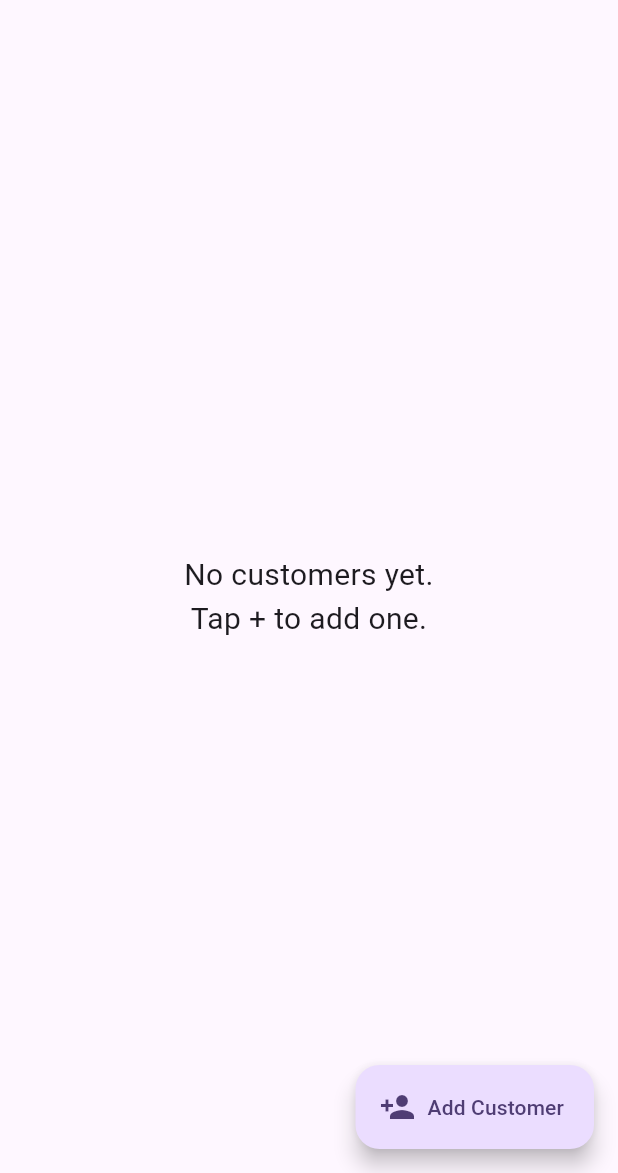
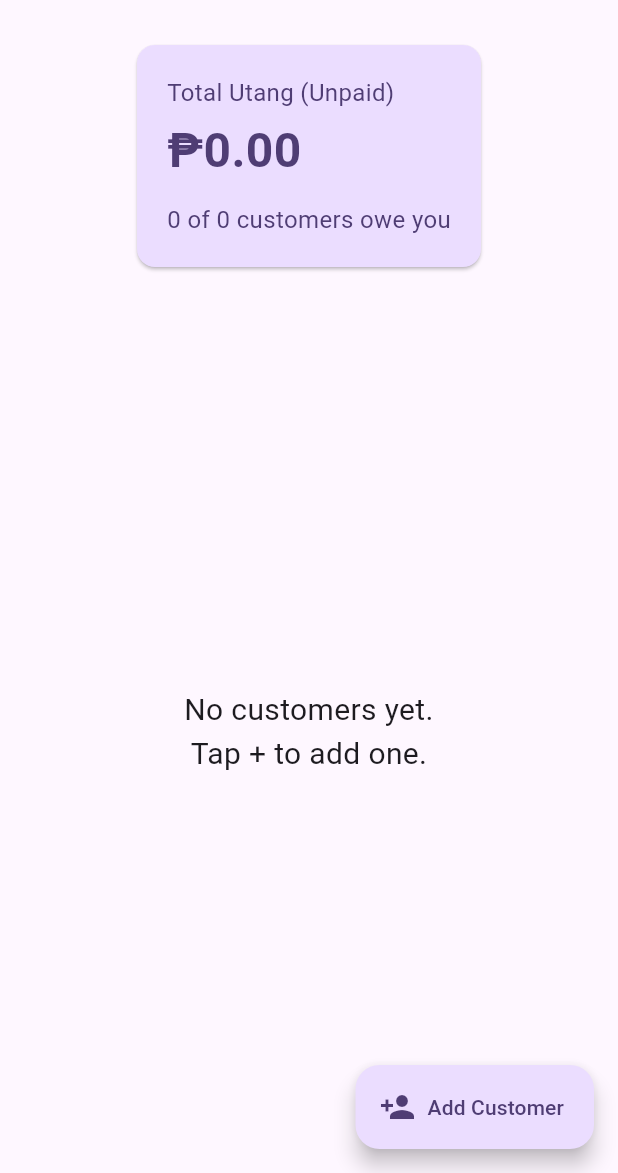
Before and after one commit to 0kuninotokotachi/SariSari-Ledger, a Flutter app: the screen it shows after launch, on a phone screen of 412 x 824 dp, the part 63-1236 px from its top. Run offline on Flutter 3.47's test engine with Material 3 defaults, Android fonts, the phone set to English and light mode, and no system bars; our stand-ins replace isar; accounts and stored records are empty; generated files the repository leaves out were written again.

Commit message:
Add dashboard-style summary to the home screen
Show total outstanding utang and customer count above the customer
list so the main screen gives an at-a-glance view of the store's
credit exposure.

Co-Authored-By: Claude Sonnet 5 <noreply@anthropic.com>

```diff
--- a/lib/providers/customer_provider.dart
+++ b/lib/providers/customer_provider.dart
@@ -10,6 +10,12 @@ class CustomerProvider extends ChangeNotifier {
   List<Customer> customers = [];
 
   Isar get _isar => DatabaseService.instance;
+
+  double get totalUtang =>
+      customers.fold(0.0, (sum, customer) => sum + customer.totalUtang);
+
+  int get customersWithUtangCount =>
+      customers.where((customer) => customer.totalUtang > 0).length;
 
   Future<void> loadCustomers() async {
     customers = await _isar.customers.where().sortByName().findAll();
--- a/lib/screens/home_screen.dart
+++ b/lib/screens/home_screen.dart
@@ -3,6 +3,7 @@ import 'package:provider/provider.dart';
 
 import '../providers/customer_provider.dart';
 import '../widgets/customer_tile.dart';
+import '../widgets/utang_summary_card.dart';
 
 class HomeScreen extends StatelessWidget {
   const HomeScreen({super.key});
@@ -46,20 +47,52 @@ class HomeScreen extends StatelessWidget {
       appBar: AppBar(title: const Text('SariSari Ledger')),
       body: Consumer<CustomerProvider>(
         builder: (context, provider, _) {
+          final summary = UtangSummaryCard(
+            totalUtang: provider.totalUtang,
+            customerCount: provider.customers.length,
+            customersWithUtang: provider.customersWithUtangCount,
+          );
+
           if (provider.customers.isEmpty) {
-            return const Center(
+            return Column(
+              children: [
+                summary,
+                const Expanded(
+                  child: Center(
                     child: Text(
                       'No customers yet.\nTap + to add one.',
                       textAlign: TextAlign.center,
                       style: TextStyle(fontSize: 20),
                     ),
+                  ),
+                ),
+              ],
             );
           }
-          return ListView.builder(
+
+          return Column(
+            children: [
+              summary,
+              const Padding(
+                padding: EdgeInsets.symmetric(horizontal: 16),
+                child: Align(
+                  alignment: Alignment.centerLeft,
+                  child: Text(
+                    'Customers',
+                    style: TextStyle(fontSize: 18, fontWeight: FontWeight.w600),
+                  ),
+                ),
+              ),
+              const SizedBox(height: 4),
+              Expanded(
+                child: ListView.builder(
                   itemCount: provider.customers.length,
                   itemBuilder: (context, index) {
                     return CustomerTile(customer: provider.customers[index]);
                   },
+                ),
+              ),
+            ],
           );
         },
       ),
--- /dev/null
+++ b/lib/widgets/utang_summary_card.dart
@@ -0,0 +1,59 @@
+import 'package:flutter/material.dart';
+
+/// Dashboard header showing the store's total outstanding utang and
+/// how many customers currently owe money.
+class UtangSummaryCard extends StatelessWidget {
+  const UtangSummaryCard({
+    super.key,
+    required this.totalUtang,
+    required this.customerCount,
+    required this.customersWithUtang,
+  });
+
+  final double totalUtang;
+  final int customerCount;
+  final int customersWithUtang;
+
+  String get _formattedTotal => '₱${totalUtang.toStringAsFixed(2)}';
+
+  @override
+  Widget build(BuildContext context) {
+    final colorScheme = Theme.of(context).colorScheme;
+    return Card(
+      margin: const EdgeInsets.all(16),
+      color: colorScheme.primaryContainer,
+      child: Padding(
+        padding: const EdgeInsets.all(20),
+        child: Column(
+          crossAxisAlignment: CrossAxisAlignment.start,
+          children: [
+            Text(
+              'Total Utang (Unpaid)',
+              style: TextStyle(
+                fontSize: 16,
+                color: colorScheme.onPrimaryContainer,
+              ),
+            ),
+            const SizedBox(height: 4),
+            Text(
+              _formattedTotal,
+              style: TextStyle(
+                fontSize: 32,
+                fontWeight: FontWeight.bold,
+                color: colorScheme.onPrimaryContainer,
+              ),
+            ),
+            const SizedBox(height: 12),
+            Text(
+              '$customersWithUtang of $customerCount customers owe you',
+              style: TextStyle(
+                fontSize: 16,
+                color: colorScheme.onPrimaryContainer,
+              ),
+            ),
+          ],
+        ),
+      ),
+    );
+  }
+}
```
Lines whose indentation alone changed are shown as unchanged.
